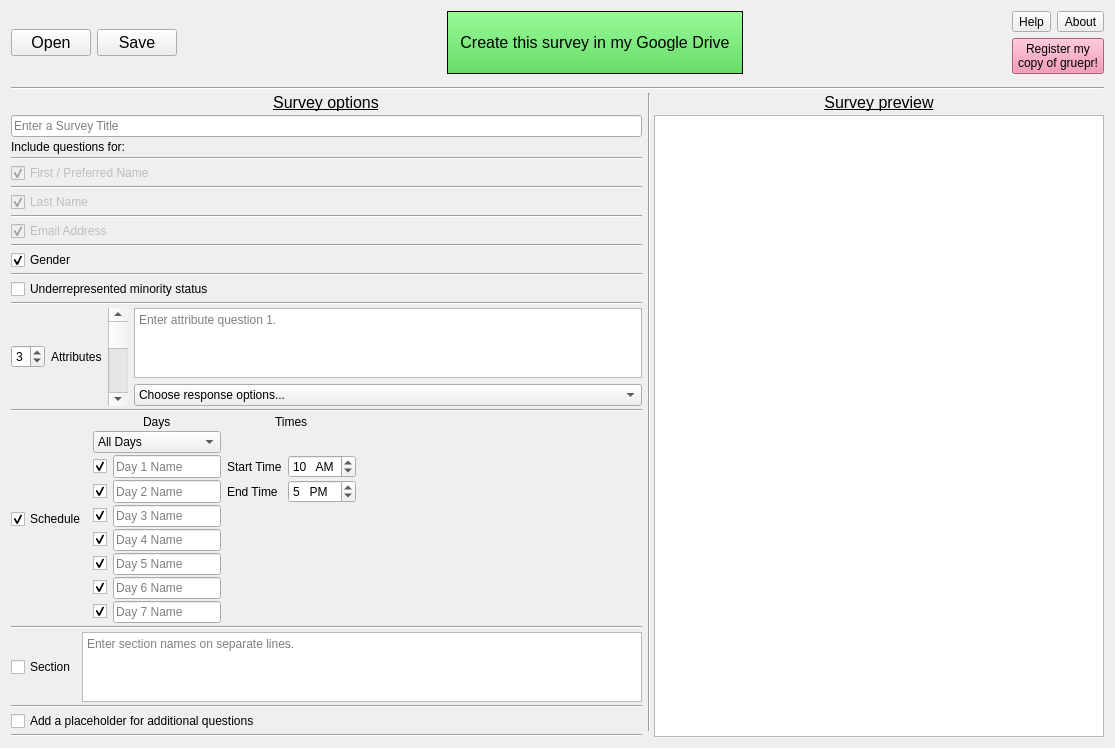
Qt form surveymaker.ui (gruepr/gruepr) before a commit.
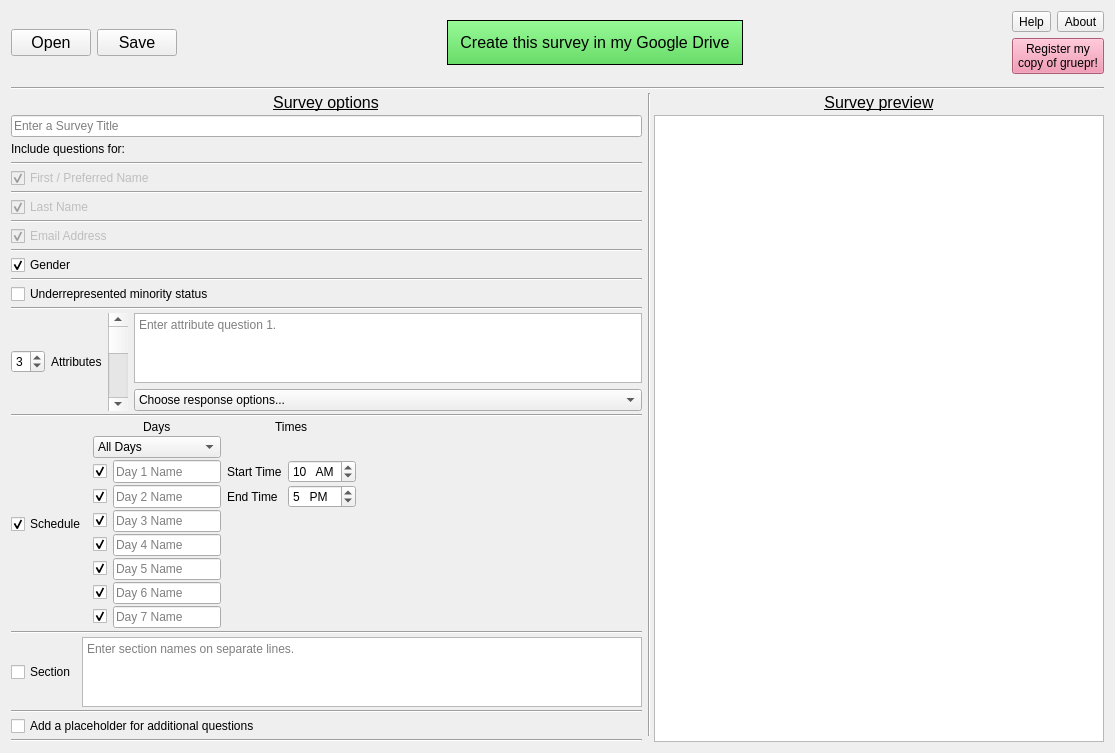
The same form after that commit. Icons and pictures are not drawn.

Diff of the .ui file:
```diff
--- a/surveymaker.ui
+++ b/surveymaker.ui
@@ -6,8 +6,8 @@
    <rect>
     <x>0</x>
     <y>0</y>
-    <width>1100</width>
-    <height>725</height>
+    <width>1081</width>
+    <height>753</height>
    </rect>
   </property>
   <property name="windowTitle">
@@ -1108,7 +1108,7 @@
       <item alignment="Qt::AlignHCenter">
        <widget class="QPushButton" name="makeSurveyButton">
         <property name="sizePolicy">
-         <sizepolicy hsizetype="Preferred" vsizetype="Preferred">
+         <sizepolicy hsizetype="Minimum" vsizetype="Fixed">
           <horstretch>0</horstretch>
           <verstretch>0</verstretch>
          </sizepolicy>
```
Left out of the diff: 11 changed lines with no effect on the pictures.
